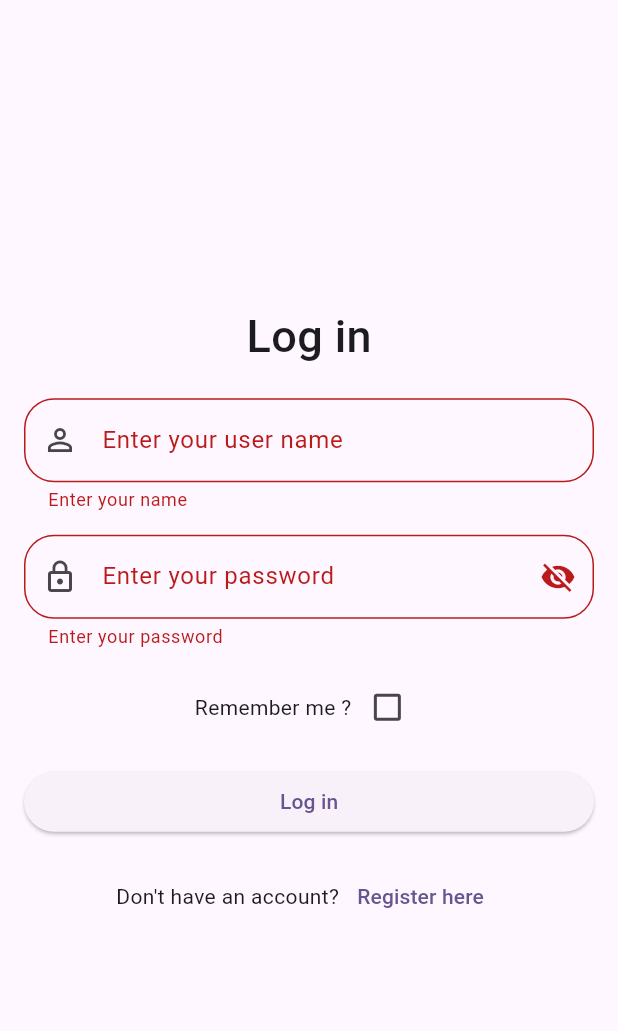
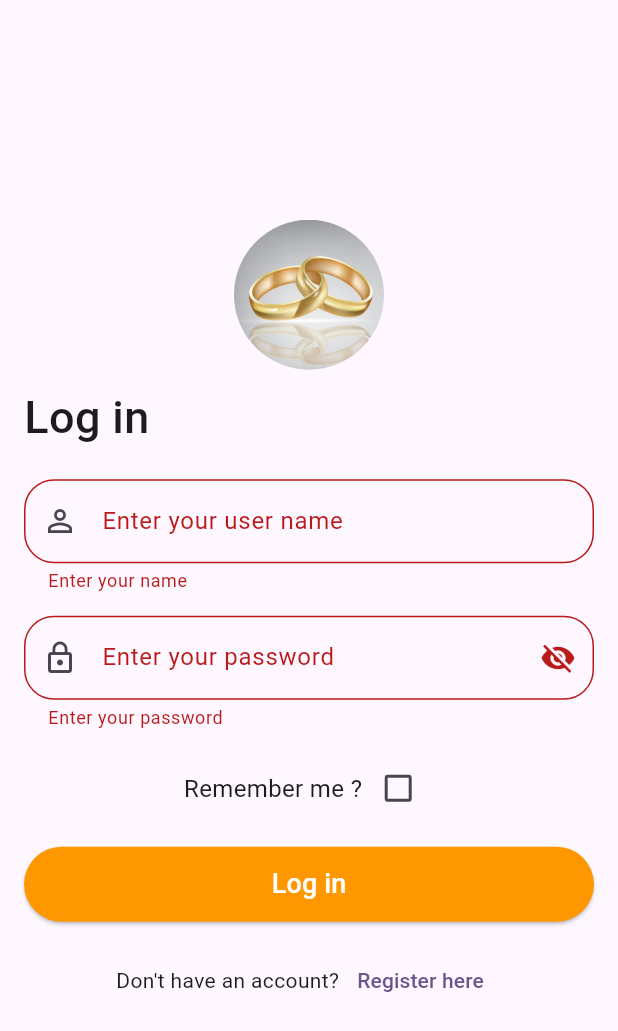
Before and after one commit to RishilJani/Matrimony-Flutter-Project, a Flutter app: the screen it shows after launch, after a tap on "Log in", on a phone screen of 412 x 824 dp. Shown: the top 1031 px of the screen. Run offline on Flutter 3.47's test engine with Material 3 defaults, Android fonts, the phone set to English and light mode, and no system bars; our stand-ins replace shared_preferences, sqflite; accounts and stored records are empty; Roboto replaces fonts that are missing (RobotoFlex).

Commit message:
Setting up Login Signup page

```diff
--- a/lib/design/dashboard/login_signup_page.dart
+++ b/lib/design/dashboard/login_signup_page.dart
@@ -39,6 +39,18 @@ class _LoginSignupPageState extends State<LoginSignupPage> {
             child: Column(
               mainAxisAlignment: MainAxisAlignment.center,
               children: [
+                ClipOval(
+                  child: Image.asset(
+                    "assets/images/two_rings.jpg",
+                    height: 100,
+                    width: 100,
+                    fit: BoxFit.cover,
+                  ),
+                ),
+                const SizedBox(height: 10,),
+                // region LoginSignup
+                Row(
+                  children: [
                     Text(
                       isLogin ? 'Log in' : 'Sign Up',
                       style: const TextStyle(
@@ -47,6 +59,10 @@ class _LoginSignupPageState extends State<LoginSignupPage> {
                         fontWeight: FontWeight.w500,
                       ),
                     ),
+                  ],
+                ),
+                // endregion LoginSignup
+
                 const SizedBox(
                   height: 20,
                 ),
@@ -115,7 +131,12 @@ class _LoginSignupPageState extends State<LoginSignupPage> {
                   child: Row(
                     mainAxisSize: MainAxisSize.min,
                     children: [
-                      const Text("Remember me ?"),
+                      const Text(
+                        "Remember me ?",
+                        style: TextStyle(
+                          fontFamily: RobotoFlex,
+                          fontSize: 16
+                        ),),
                       Checkbox(
                         value: isRemember,
                         onChanged: (value) {
@@ -139,16 +160,24 @@ class _LoginSignupPageState extends State<LoginSignupPage> {
                   children: [
                     Expanded(
                       child: ElevatedButton(
+                          style: ButtonStyle(
+                              padding: WidgetStateProperty.all(const EdgeInsets.all(12)),
+                              backgroundColor: WidgetStateProperty.all(Colors.orange)
+                          ),
+
                           onPressed: () {
                             if (_formKey.currentState!.validate()) {
                               pref.setString(userName, nameController.text.toString());
                               pref.setString(userPassword, passwordController.text.toString());
-                              pref.setBool(remember, isRemember);
+                              pref.setBool(rememberMe, isRemember);
+
                               var snack = SnackBar(
                                   content: Text(isLogin
                                       ? "Login Successfully"
                                       : "Sign up Successfully"));
+
                               ScaffoldMessenger.of(context).showSnackBar(snack);
+
                               Navigator.pushReplacement(context,
                                   MaterialPageRoute(
                                 builder: (context) {
@@ -157,8 +186,14 @@ class _LoginSignupPageState extends State<LoginSignupPage> {
                               ));
                             }
                           },
+
                           child: Text(
                             isLogin ? 'Log in' : 'Sign Up',
+                            style: const TextStyle(
+                              fontFamily: RobotoFlex,
+                              fontSize: 18,
+                              color: Colors.white
+                            ),
                           )),
                     )
                   ],
@@ -196,8 +231,16 @@ class _LoginSignupPageState extends State<LoginSignupPage> {
     );
   }
 
+  bool loginValidation(){
+    String? name = pref.getString(userName);
+    String? pass = pref.getString(userPassword);
+
+    if(isLogin && name == nameController.text && pass == passwordController.text){
+      return true;
+    }
+    return false;
+  }
   String? passwordValidation(String? value) {
-    String? str = pref.getString(userPassword);
     if (value!.isEmpty) {
       return "Enter your password";
     }
@@ -219,9 +262,10 @@ class _LoginSignupPageState extends State<LoginSignupPage> {
     if (!RegExp(r'(?=.*[@#$%^&+=*!])').hasMatch(value)) {
       return "Password must contain \nat least one special character\n(@#\$%^&+=*!)";
     }
-    if(isLogin && str == null){ return 'User not registered , Signup first'; }
-    if(isLogin  && str != null && str != value){
-      return 'password is wrong';
+    if(isLogin){
+      if(!loginValidation()){
+        return "username and password doesn't match";
+      }
     }
     return null;
   }
--- a/lib/design/dashboard/splash_screen.dart
+++ b/lib/design/dashboard/splash_screen.dart
@@ -27,21 +27,18 @@ class _SplashScreenState extends State<SplashScreen> {
   Future<void> navigateToDashboard() async {
     await Future.delayed(const Duration(seconds: 2));
     if(mounted){
-      print("mounted");
        Widget newPage = FutureBuilder(
           future: SharedPreferences.getInstance(),
           builder:(context, snapshot) {
-                print("Future ::: builder");
             if(snapshot.hasData && snapshot.data != null){
-                print("Snapshot ::: hasData");
-              if(!(snapshot.data!.getBool(remember) ?? false)){
+              if(!(snapshot.data!.getBool(rememberMe) ?? false)){
                 return const LoginSignupPage();
               }else{
                 return const Dashboard();
               }
             }
             else{
-              return CircularProgressIndicator();
+              return const CircularProgressIndicator();
             }
           },
       );
--- a/lib/utils/string_constants.dart
+++ b/lib/utils/string_constants.dart
@@ -20,4 +20,4 @@ const String GreatVibes = "GreatVibes";
 
 const String userName = 'UserName';
 const String userPassword = 'UserPassword';
-const String remember = 'isRemember';
+const String rememberMe = 'isRemember';
--- a/pubspec.yaml
+++ b/pubspec.yaml
@@ -63,13 +63,11 @@ flutter:
 
   # To add assets to your application, add an assets section, like this:
   assets:
-     - assets/images/Three_Hearts.jpg
-#     - assets/images/Two_Hearts.jpg
      - assets/images/Holding_Hands.jpg
      - assets/images/DU_Logo.jpg
      - assets/images/ASWDC.jpg
      - assets/images/Two_Hearts_Transparent.png
-
+     - assets/images/two_rings.jpg
   # An image asset can refer to one or more resolution-specific "variants", see
   # https://flutter.dev/to/resolution-aware-images
 
```
Also changed, not shown: lib/design/dashboard/dashboard.dart (+43 -10 lines), lib/design/user_list/user_list_page.dart (+128 -68 lines), assets/images/Three_Hearts.jpg (deleted), assets/images/two_rings.jpg (added). Lines whose indentation alone changed are shown as unchanged.
